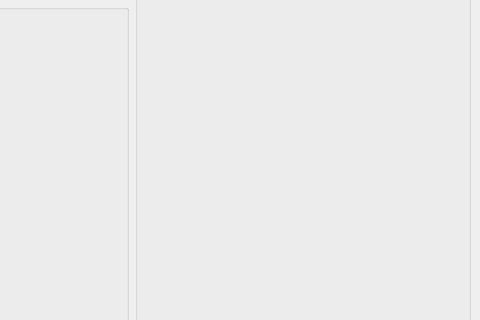
Qt form Version_2/Desktop/control_station/mainwindow.ui (EPFLRocketTeam/PropulsionSoftware) before a commit; both pictures show x 670 to 1150 and y 179 to 499 of the 1150 by 769 pixel window.
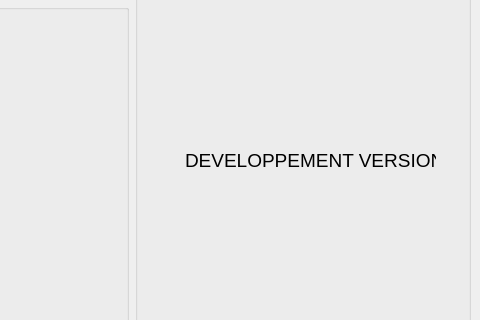
The same form after that commit. Icons and pictures are not drawn.

```diff
--- a/Version_2/Desktop/control_station/mainwindow.ui
+++ b/Version_2/Desktop/control_station/mainwindow.ui
@@ -682,6 +682,24 @@
         <set>Qt::AlignCenter</set>
        </property>
       </widget>
+      <widget class="QLabel" name="label_17">
+       <property name="geometry">
+        <rect>
+         <x>50</x>
+         <y>310</y>
+         <width>251</width>
+         <height>41</height>
+        </rect>
+       </property>
+       <property name="font">
+        <font>
+         <pointsize>14</pointsize>
+        </font>
+       </property>
+       <property name="text">
+        <string>DEVELOPPEMENT VERSION</string>
+       </property>
+      </widget>
      </widget>
     </item>
     <item row="3" column="2">
```
